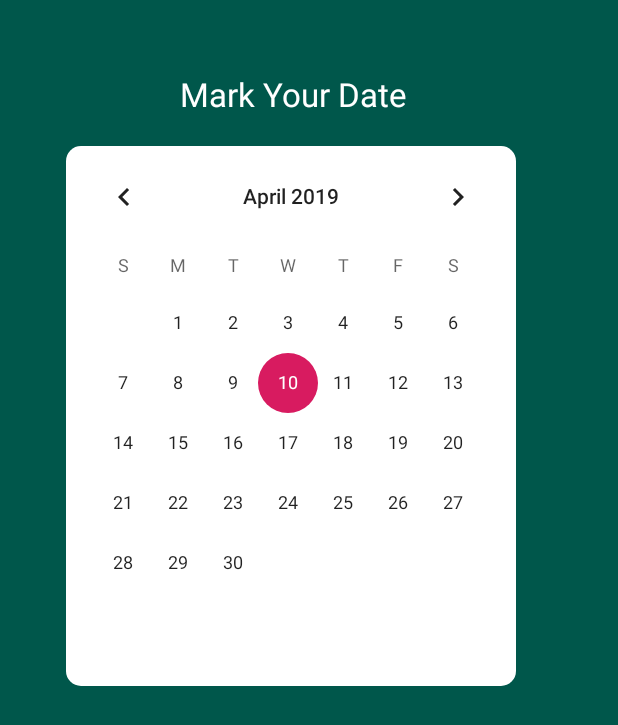
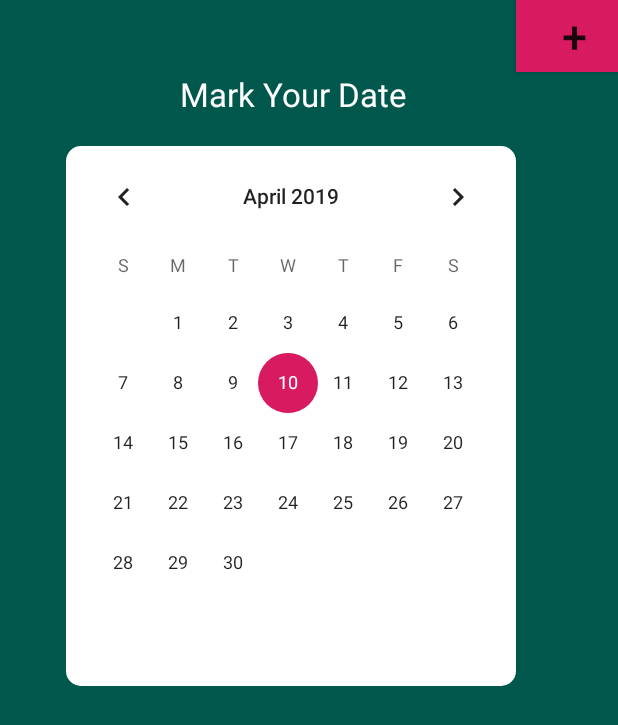
Before and after one commit to DJWickWack/AutoTextApp, an Android app: the screen it shows after launch (MainActivity), on a phone screen of 412 x 824 dp. Shown: the top 725 px of the screen. Run offline under Robolectric (Android 15) with nearby library versions, the phone set to English and light mode, and no system bars.

Commit message:
Add Event Button
-Added button
-Created on click to start Event activity
-Hooked up button to the function

```diff
--- a/AutoTextApp/app/src/main/java/com/example/autotextapp/MainActivity.java
+++ b/AutoTextApp/app/src/main/java/com/example/autotextapp/MainActivity.java
@@ -1,6 +1,7 @@
 package com.example.autotextapp;
 
 
+import android.content.Intent;
 import android.database.Cursor;
 import android.graphics.Bitmap;
 import android.graphics.BitmapFactory;
@@ -10,6 +11,7 @@
 import android.support.v7.app.AppCompatActivity;
 import android.os.Bundle;
 import android.util.Log;
+import android.view.View;
 import android.widget.ArrayAdapter;
 import android.widget.CalendarView;
 import android.widget.ListView;
@@ -112,4 +114,9 @@
 
         listView.setAdapter(adapter);
     }
+
+    public void AddEvent(View view){
+        Intent intent = new Intent(this, Event.class);
+        startActivity(intent);
+    }
 }
--- a/AutoTextApp/app/src/main/res/layout/activity_main.xml
+++ b/AutoTextApp/app/src/main/res/layout/activity_main.xml
@@ -46,4 +46,17 @@
 
     </ListView>
 
+    <Button
+        android:id="@+id/AddEvent"
+        android:layout_width="wrap_content"
+        android:layout_height="wrap_content"
+        android:background="@color/colorAccent"
+        android:text="+"
+        android:textSize="30dp"
+        android:textAlignment="center"
+        android:layout_toEndOf="@id/calendarHolder"
+        android:paddingLeft="10dp"
+        android:onClick="AddEvent"/>
+
+
 </RelativeLayout>
```
